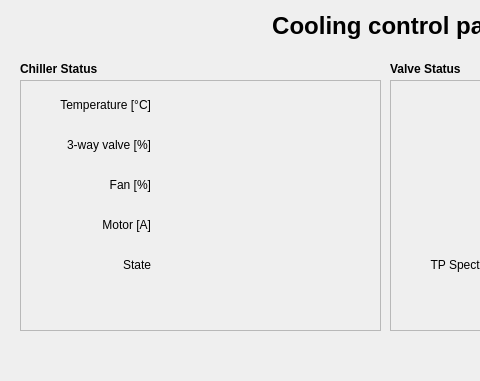
Above: CoolingGUI/cooling.ui from udyni/gui before the change; both pictures show x 0 to 480 and y 0 to 381 of the 791 by 381 pixel window. Below: the same form after it.
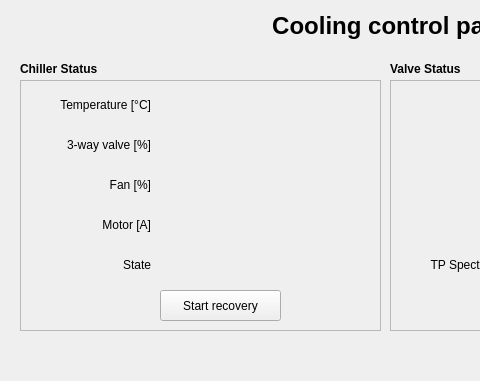
That is the form after the change. Icons and pictures are not drawn. Custom widgets are drawn as their Qt base class.

Commit message: CoolingGUI: added recovery button

The edit to the form file:
```diff
--- a/CoolingGUI/cooling.ui
+++ b/CoolingGUI/cooling.ui
@@ -415,6 +415,19 @@
       <set>Qt::AlignRight|Qt::AlignTrailing|Qt::AlignVCenter</set>
      </property>
     </widget>
+    <widget class="QPushButton" name="bn_chiller_recovery">
+     <property name="geometry">
+      <rect>
+       <x>140</x>
+       <y>210</y>
+       <width>121</width>
+       <height>31</height>
+      </rect>
+     </property>
+     <property name="text">
+      <string>Start recovery</string>
+     </property>
+    </widget>
    </widget>
    <widget class="QLabel" name="label_7">
     <property name="geometry">
```
The commit also changes 1 other file.
